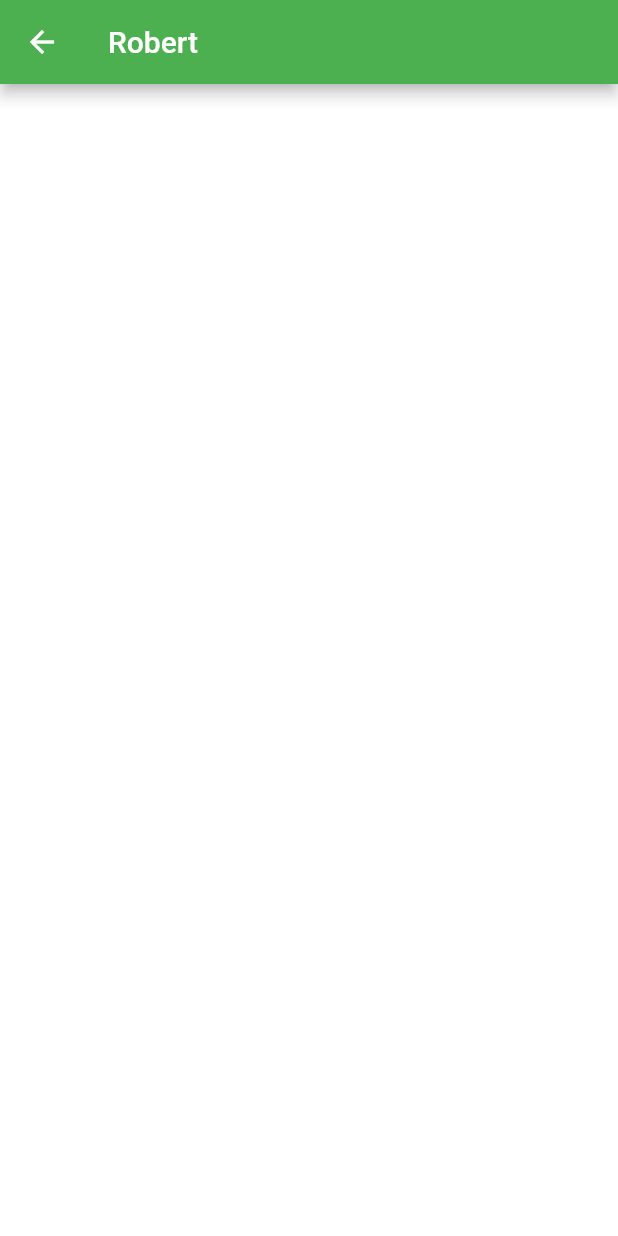
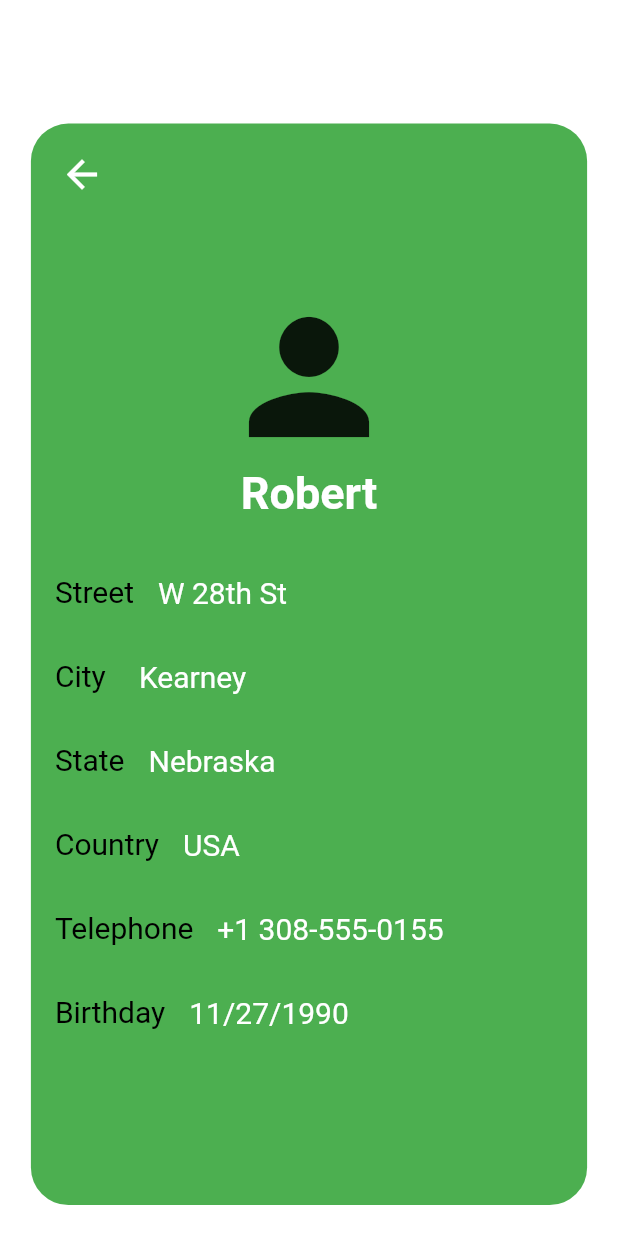
Before and after one commit to gabriel371/cause-effect, a Flutter app: the screen it shows after launch, after a tap on "Robert", on a phone screen of 412 x 824 dp. Run offline on Flutter 3.47's test engine with Material 2 defaults, Android fonts, the phone set to English and light mode, and no system bars.

Commit message:
added detail page data

```diff
--- a/lib/data/people.dart
+++ b/lib/data/people.dart
@@ -19,4 +19,40 @@ List<PersonModel> people = [
     telephone: '+1 986-555-4242',
     birthday: '06/17/1982',
   ),
+  PersonModel(
+    name: 'José',
+    street: 'R. Simão Mendes',
+    city: 'Recife',
+    state: 'Pernambuco',
+    country: 'Brazil',
+    telephone: '+55 81 99200-0012',
+    birthday: '12/02/1961',
+  ),
+  PersonModel(
+    name: 'Marina',
+    street: 'Rua 910',
+    city: 'Balneário Camboriú',
+    state: 'Santa Catarina',
+    country: 'Brazil',
+    telephone: '+55 47 98801-3044',
+    birthday: '05/20/1992',
+  ),
+  PersonModel(
+    name: 'Eric',
+    street: 'Rue le Sueur',
+    city: 'Limoges',
+    state: 'Nouvelle-Aquitaine',
+    country: 'France',
+    telephone: '+33-655-5741-77',
+    birthday: '09/30/1987',
+  ),
+  PersonModel(
+    name: 'Vivienne',
+    street: 'Rue Gén de Gaulle',
+    city: 'Propriano',
+    state: 'Corse',
+    country: 'France',
+    telephone: '+33-785-5577-17',
+    birthday: '09/30/1987',
+  ),
 ];
--- a/lib/detail_page.dart
+++ b/lib/detail_page.dart
@@ -9,10 +9,160 @@ class DetailPage extends StatelessWidget {
   @override
   Widget build(BuildContext context) {
     return Scaffold(
-      appBar: AppBar(
-        title: Text(currentPerson.name),
+      body: Column(
+        children: [
+          SizedBox(
+            height: MediaQuery.of(context).size.height * 0.1,
+          ),
+          Center(
+            child: Container(
+              height: MediaQuery.of(context).size.height * 0.875,
+              width: MediaQuery.of(context).size.width * 0.9,
+              decoration: BoxDecoration(
+                borderRadius: BorderRadius.circular(25),
+                color: Colors.green,
+              ),
+              child: Column(
+                children: [
+                  Container(
+                    child: Row(
+                      children: [
+                        Padding(
+                          padding: EdgeInsets.all(10),
+                          child: IconButton(
+                            icon: Icon(
+                              Icons.arrow_back,
+                              size: 30,
+                            ),
+                            color: Colors.white,
+                            onPressed: () {
+                              Navigator.pop(context);
+                            },
+                          ),
+                        ),
+                      ],
+                    ),
+                  ),
+                  SizedBox(
+                    height: MediaQuery.of(context).size.height * 0.05,
+                  ),
+                  Icon(
+                    Icons.person,
+                    size: 120,
+                  ),
+                  Text(
+                    currentPerson.name,
+                    style: TextStyle(
+                      color: Colors.white,
+                      fontSize: 30,
+                      fontWeight: FontWeight.bold,
+                    ),
+                  ),
+                  SizedBox(
+                    height: MediaQuery.of(context).size.height * 0.025,
+                  ),
+                  ListTile(
+                    leading: Text(
+                      'Street',
+                      style: TextStyle(
+                        color: Colors.black,
+                        fontSize: 20,
+                      ),
+                    ),
+                    title: Text(
+                      currentPerson.street,
+                      style: TextStyle(
+                        color: Colors.white,
+                        fontSize: 20,
+                      ),
+                    ),
+                  ),
+                  ListTile(
+                    leading: Text(
+                      'City',
+                      style: TextStyle(
+                        color: Colors.black,
+                        fontSize: 20,
+                      ),
+                    ),
+                    title: Text(
+                      currentPerson.city,
+                      style: TextStyle(
+                        color: Colors.white,
+                        fontSize: 20,
+                      ),
+                    ),
+                  ),
+                  ListTile(
+                    leading: Text(
+                      'State',
+                      style: TextStyle(
+                        color: Colors.black,
+                        fontSize: 20,
+                      ),
+                    ),
+                    title: Text(
+                      currentPerson.state,
+                      style: TextStyle(
+                        color: Colors.white,
+                        fontSize: 20,
+                      ),
+                    ),
+                  ),
+                  ListTile(
+                    leading: Text(
+                      'Country',
+                      style: TextStyle(
+                        color: Colors.black,
+                        fontSize: 20,
+                      ),
+                    ),
+                    title: Text(
+                      currentPerson.country,
+                      style: TextStyle(
+                        color: Colors.white,
+                        fontSize: 20,
+                      ),
+                    ),
+                  ),
+                  ListTile(
+                    leading: Text(
+                      'Telephone',
+                      style: TextStyle(
+                        color: Colors.black,
+                        fontSize: 20,
+                      ),
+                    ),
+                    title: Text(
+                      currentPerson.telephone,
+                      style: TextStyle(
+                        color: Colors.white,
+                        fontSize: 20,
+                      ),
+                    ),
+                  ),
+                  ListTile(
+                    leading: Text(
+                      'Birthday',
+                      style: TextStyle(
+                        color: Colors.black,
+                        fontSize: 20,
+                      ),
+                    ),
+                    title: Text(
+                      currentPerson.birthday,
+                      style: TextStyle(
+                        color: Colors.white,
+                        fontSize: 20,
+                      ),
+                    ),
+                  ),
+                ],
+              ),
+            ),
+          ),
+        ],
       ),
-      body: Container(),
     );
   }
 }
--- a/lib/home_page.dart
+++ b/lib/home_page.dart
@@ -19,6 +19,7 @@ class _HomePageState extends State<HomePage> {
         itemCount: people.length,
         itemBuilder: (BuildContext ctx, int index) {
           return ListTile(
+            leading: Icon(Icons.person),
             title: Text(people[index].name),
             onTap: () {
               Navigator.push(context, MaterialPageRoute(builder: (context) {
```
